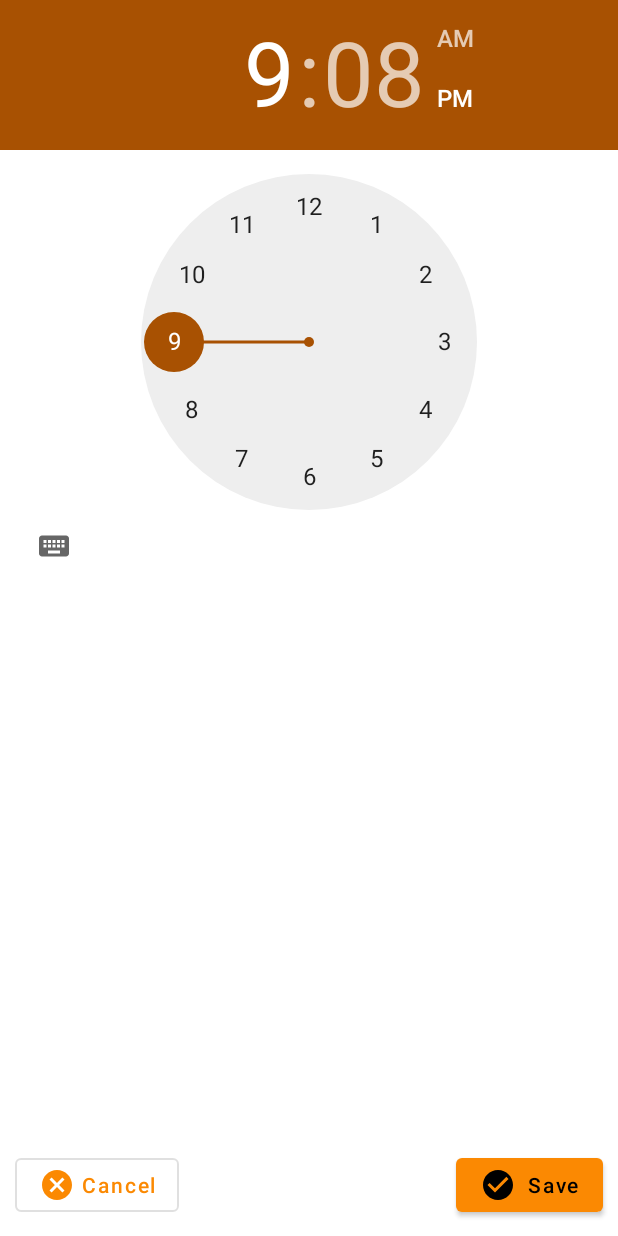
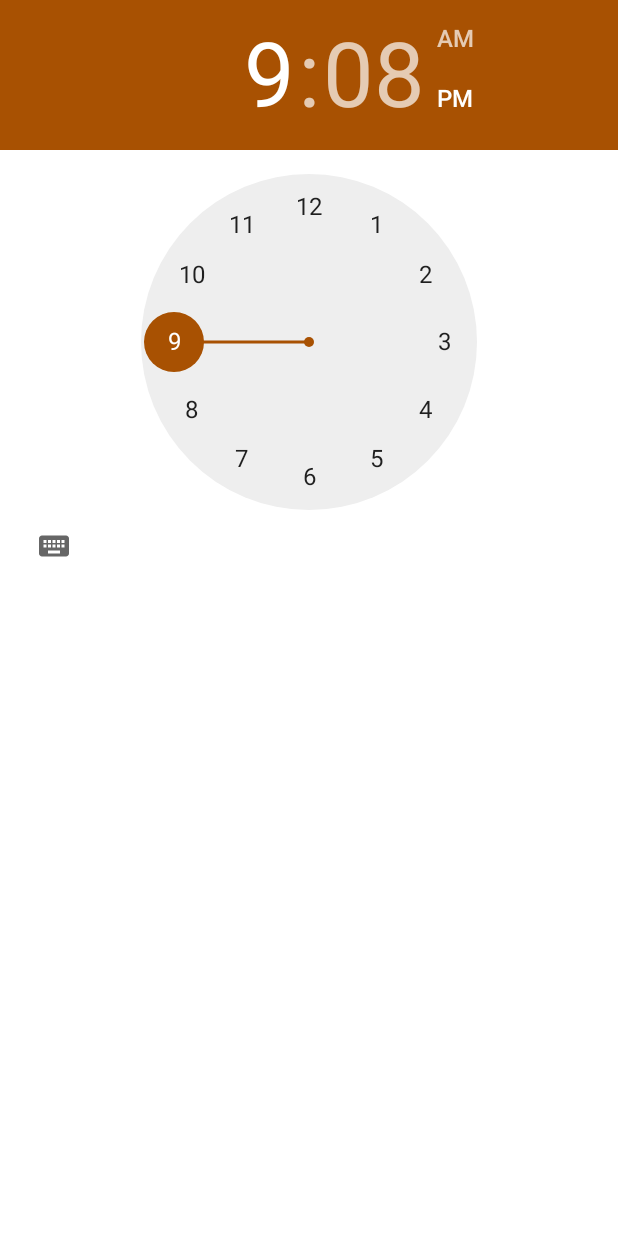
Before and after one commit to Fateme-Afshar/TaskManager-app, an Android app: the layout fragment_time_picker.xml on its own in the app's theme, with its tools: preview values and no code run, on a phone screen of 412 x 824 dp. Run offline under Robolectric (Android 15) with nearby library versions, the phone set to English and light mode, and no system bars.

Commit message:
Implementation TimePickerDialog for set user selected time into task time.

```diff
--- a/app/src/main/java/com/example/taskmaneger/view/fragment/AddTaskFragment.java
+++ b/app/src/main/java/com/example/taskmaneger/view/fragment/AddTaskFragment.java
@@ -88,6 +88,11 @@ public class AddTaskFragment extends Fragment {
             mViewModel.setTaskDate(userSelectedDate);
 
             mBinding.btnDate.setText(DateUtils.getShortDateFormat(userSelectedDate));
+        }else if (requestCode==AddTaskViewModel.REQUEST_CODE_TIME_PICKER){
+            Date userSelectedTime=mViewModel.getUserSelectedTime(data);
+            mViewModel.setTaskTime(userSelectedTime);
+
+            mBinding.btnTime.setText(DateUtils.getShortTimeFormat(userSelectedTime));
         }
     }
 }
--- a/app/src/main/res/layout/fragment_add_task.xml
+++ b/app/src/main/res/layout/fragment_add_task.xml
@@ -104,7 +104,9 @@
                     android:text="@string/task_time"
                     android:textAllCaps="false"
                     android:textSize="15sp"
-                    app:icon="@drawable/ic_time" />
+                    app:icon="@drawable/ic_time"
+                    android:onClick="@{()->viewModel.onTimePickerClickListener(fragment)}"
+                    />
 
                 <com.google.android.material.button.MaterialButton
                     android:id="@+id/btn_date"
--- a/app/src/main/res/layout/fragment_time_picker.xml
+++ b/app/src/main/res/layout/fragment_time_picker.xml
@@ -7,34 +7,9 @@
 
     </data>
 
-    <FrameLayout
+    <TimePicker
+        android:id="@+id/time_picker"
         android:layout_width="match_parent"
         android:layout_height="match_parent"
-        tools:context=".view.fragment.DatePickerFragment">
-
-        <TimePicker
-            android:layout_width="match_parent"
-            android:layout_height="wrap_content" />
-
-        <com.google.android.material.button.MaterialButton
-            style="@style/Widget.MaterialComponents.Button.OutlinedButton"
-            android:layout_width="wrap_content"
-            android:layout_height="wrap_content"
-            android:layout_gravity="bottom|left"
-            android:text="@string/btn_cancel"
-            android:textAllCaps="false"
-            app:icon="@drawable/ic_cancel"
-            android:layout_margin="@dimen/mrg_10" />
-
-        <com.google.android.material.button.MaterialButton
-            style="@style/Widget.MaterialComponents.Button"
-            android:layout_width="wrap_content"
-            android:layout_height="wrap_content"
-            android:layout_gravity="bottom|right"
-            android:text="@string/task_save"
-            android:textAllCaps="false"
-            app:icon="@drawable/ic_check"
-            android:layout_margin="@dimen/mrg_10" />
-
-    </FrameLayout>
+        tools:context=".view.fragment.DatePickerFragment"/>
 </layout>
--- a/app/src/main/res/values/strings.xml
+++ b/app/src/main/res/values/strings.xml
@@ -22,5 +22,6 @@
     <string name="share">Share</string>
     <string name="delete">Delete</string>
     <string name="date_picker_title">Date Of Crime</string>
+    <string name="time_picker_title">Time Of Crime</string>
     <string name="btn_cancel">Cancel</string>
 </resources>
```
Also changed, not shown: app/src/main/java/com/example/taskmaneger/view/fragment/DatePickerFragment.java (+8 -8 lines), app/src/main/java/com/example/taskmaneger/view/fragment/TimePickerFragment.java (+54 -8 lines), app/src/main/java/com/example/taskmaneger/viewModel/AddTaskViewModel.java (+21 -0 lines), app/src/main/java/com/example/taskmaneger/viewModel/TimePickerViewModel.java (+26 -1 lines).
